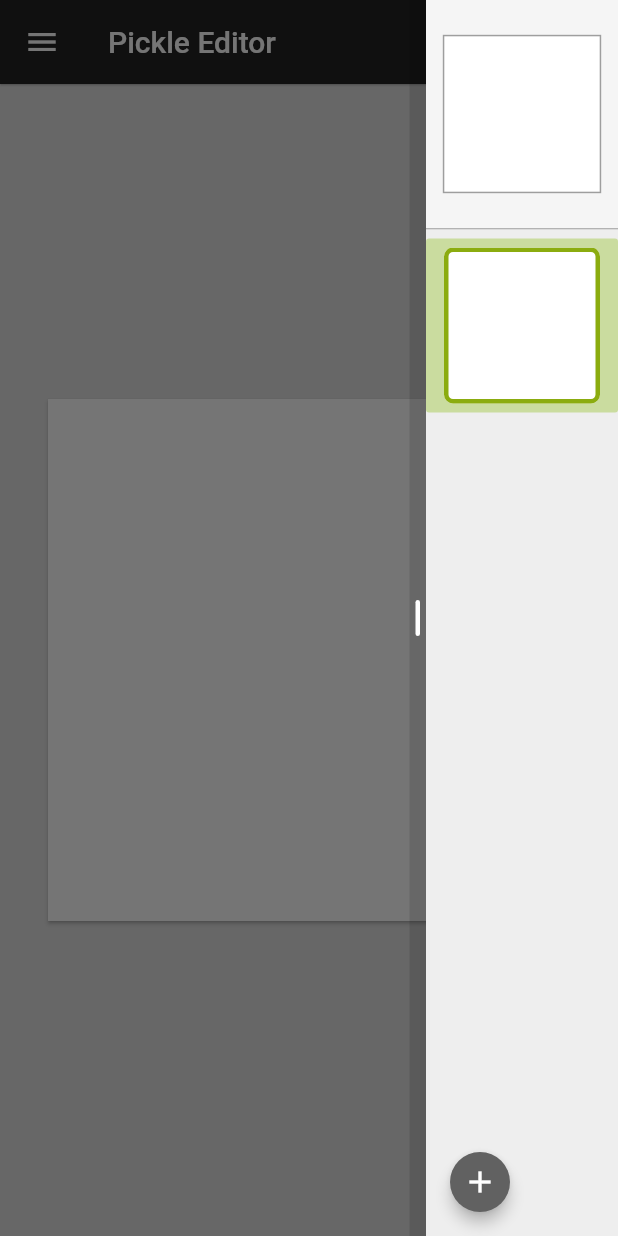
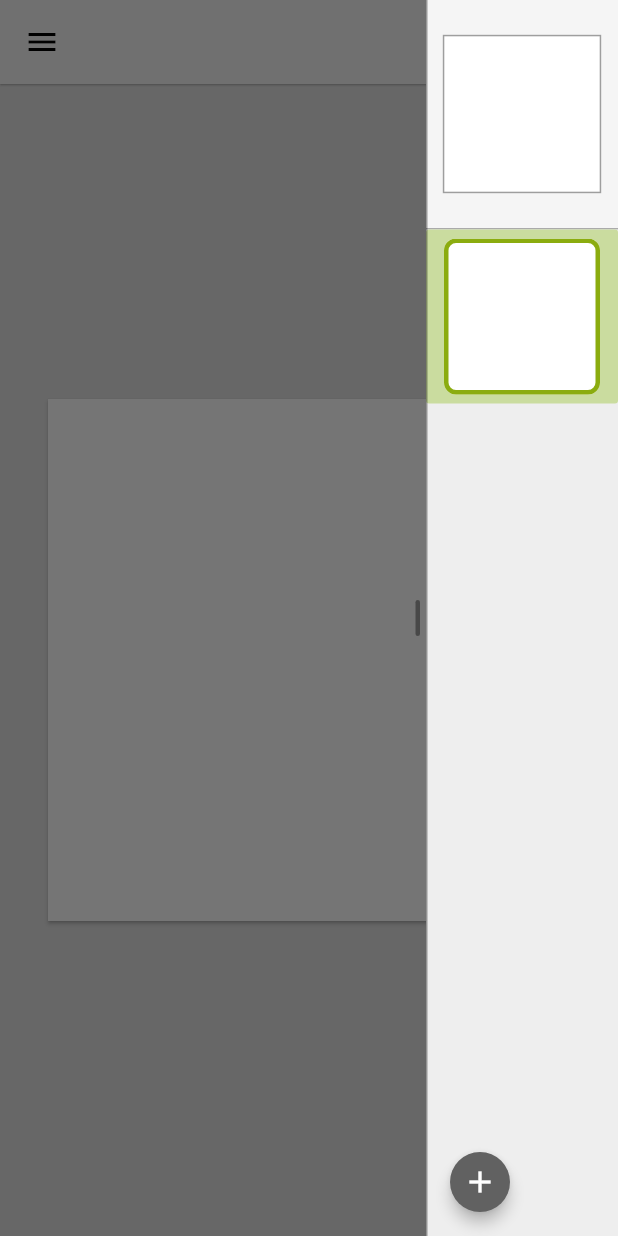
Before and after one commit to andreweskild/project-pickle, a Flutter app: the screen it shows after launch, after a tap on the "menu" icon, on a phone screen of 412 x 824 dp. Run offline on Flutter 3.47's test engine with Material 2 defaults, Android fonts, the phone set to English and light mode, and no system bars; our stand-ins replace flutter_redux, redux.

Commit message:
adjusted palette sizing, resize handle appearance, and add second color dropdown for Foreground/Background colors

```diff
--- a/lib/app.dart
+++ b/lib/app.dart
@@ -41,8 +41,8 @@ class MyApp extends StatelessWidget {
         theme: new ThemeData(
           accentColor: new Color(0xFF8bac0f),
           cardColor: Colors.grey.shade100,
-          dividerColor: Colors.grey.shade500,
-          primarySwatch: new MaterialColor(0xFF222222, const <int, Color> {50 : const Color(0xFFFFF8E1), 100 : const Color(0xFFFFECB3), 200 : const Color(0xFFFFE082), 300 : const Color(0xFFFFD54F), 400 : const Color(0xFFFFCA28), 500 : const Color(0xFFFFC107), 600 : const Color(0xFFFFB300), 700 : const Color(0xFFFFA000), 800 : const Color(0xFFFF8F00), 900 : const Color(0xFFFF6F00)}),
+          dividerColor: Colors.black38,
+          primarySwatch: new MaterialColor(Colors.grey.shade100.value, const <int, Color> {50 : const Color(0xFFFFF8E1), 100 : const Color(0xFFFFECB3), 200 : const Color(0xFFFFE082), 300 : const Color(0xFFFFD54F), 400 : const Color(0xFFFFCA28), 500 : const Color(0xFFFFC107), 600 : const Color(0xFFFFB300), 700 : const Color(0xFFFFA000), 800 : const Color(0xFFFF8F00), 900 : const Color(0xFFFF6F00)}),
           splashColor: new Color(0xFF9bbc0f),
           highlightColor: new Color(0xFFcadc9f),
           accentTextTheme: Theme.of(context).accentTextTheme.copyWith(
@@ -52,6 +52,11 @@ class MyApp extends StatelessWidget {
             minWidth: 12.0,
           ),
           scaffoldBackgroundColor: Colors.grey.shade300,
+          textTheme: Theme.of(context).textTheme.copyWith(
+            title: Theme.of(context).textTheme.title.copyWith(
+              fontSize: 16.0,
+            ),
+          )
         ),
 
         // GBA Theme 2
--- a/lib/state/actions.dart
+++ b/lib/state/actions.dart
@@ -17,8 +17,7 @@ class AddPixelAction {
 }
 
 class AddNewLayerAction {
-  AddNewLayerAction(this.name, this.index);
-  final String name;
+  AddNewLayerAction(this.index);
   final int index;
 }
 
@@ -62,7 +61,7 @@ class SetCurrentToolTypeAction {
 }
 
 class SetLeftDrawerSizeModeAction {
-  SetLeftDrawerSizeModeAction(DrawerSizeMode this.sizeMode);
+  SetLeftDrawerSizeModeAction(this.sizeMode);
   final DrawerSizeMode sizeMode;
 }
 
@@ -72,7 +71,7 @@ class SetSelectionPathAction {
 }
 
 class SetRightDrawerSizeModeAction {
-  SetRightDrawerSizeModeAction(DrawerSizeMode this.sizeMode);
+  SetRightDrawerSizeModeAction(this.sizeMode);
   final DrawerSizeMode sizeMode;
 }
 
--- a/lib/state/app_state.dart
+++ b/lib/state/app_state.dart
@@ -11,6 +11,7 @@ class AppState {
     this.currentToolType = ToolType.pencil,
     @required this.currentColor,
     this.currentLayerIndex = 0,
+    this.layerNamingCounter = 1,
     @required this.layers,
     this.leftDrawerSizeMode = DrawerSizeMode.Medium,
     @required this.palette,
@@ -24,6 +25,7 @@ class AppState {
     HSLColor currentColor,
     int currentLayerIndex,
     ToolType currentToolType,
+    int layerNamingCounter,
     List<PixelCanvasLayer> layers,
     DrawerSizeMode leftDrawerSizeMode,
     List<HSLColor> palette,
@@ -36,6 +38,7 @@ class AppState {
       currentColor: currentColor ?? this.currentColor,
       currentLayerIndex: currentLayerIndex ?? this.currentLayerIndex,
       currentToolType: currentToolType ?? this.currentToolType,
+      layerNamingCounter: layerNamingCounter ?? this.layerNamingCounter,
       layers: layers ?? this.layers,
       leftDrawerSizeMode: leftDrawerSizeMode ?? this.leftDrawerSizeMode,
       palette: palette ?? this.palette,
@@ -45,6 +48,7 @@ class AppState {
     );
   }
 
+  int layerNamingCounter;
   double canvasScale;
   HSLColor currentColor;
   PixelCanvasLayer get currentLayer => layers[currentLayerIndex];
--- a/lib/state/reducer.dart
+++ b/lib/state/reducer.dart
@@ -17,14 +17,16 @@ AppState stateReducer(AppState state, dynamic action) {
     );
   }
   else if (action is AddNewLayerAction) {
+    int nameCount = state.layerNamingCounter + 1;
     state.layers.insert(
         action.index,
         new PixelCanvasLayer(
-          name: action.name,
+          name: 'Layer $nameCount',
           height: 32,
           width: 32,
         )
     );
+    state.layerNamingCounter = nameCount;
     state.currentLayerIndex = action.index;
     return state;
   }
@@ -96,7 +98,7 @@ AppState stateReducer(AppState state, dynamic action) {
   else if (action is RemoveLayerAction) {
     state.layers.removeAt(action.index);
     if(action.index <= state.currentLayerIndex &&
-        action.index != 0) {
+        state.currentLayerIndex != 0) {
       state.currentLayerIndex = state.currentLayerIndex - 1;
     }
     return state;
--- a/lib/widgets/color_selector/color_card.dart
+++ b/lib/widgets/color_selector/color_card.dart
@@ -56,12 +56,26 @@ class ColorCard extends StatelessWidget {
           );
         },
         builder: (context, model) {
-          return SizedBox(
-            width: 190.0,
-            child: ColorMenuButton(
-              color: HSLColor.from(model.color),
-              onColorChanged: model.setColorCallback,
-            ),
+          return Column(
+            children: <Widget>[
+              SizedBox(
+                width: 190.0,
+                child: ColorMenuButton(
+                  color: HSLColor.from(model.color),
+                  onColorChanged: model.setColorCallback,
+                ),
+              ),
+              Padding(
+                padding: const EdgeInsets.only(top: 12.0),
+                child: SizedBox(
+                  width: 190.0,
+                  child: ColorMenuButton(
+                    color: HSLColor.from(model.color),
+                    onColorChanged: model.setColorCallback,
+                  ),
+                ),
+              ),
+            ],
           );
         }
       ),
--- a/lib/widgets/color_selector/color_menu_button.dart
+++ b/lib/widgets/color_selector/color_menu_button.dart
@@ -537,7 +537,7 @@ class ColorMenuButton extends StatelessWidget {
       ),
       padding: EdgeInsets.all(0.0),
       shape: RoundedRectangleBorder(
-        borderRadius: BorderRadius.circular(6.0),
+        borderRadius: BorderRadius.circular(8.0),
         side: BorderSide(
           color: Colors.black38,
         ),
--- a/lib/widgets/layers/layer_list_item.dart
+++ b/lib/widgets/layers/layer_list_item.dart
@@ -80,7 +80,7 @@ class _LayerListItemState extends State<LayerListItem> {
                     elevation: 0.0,
                     color: Colors.white,
                     shape: RoundedRectangleBorder(
-                      borderRadius: BorderRadius.circular(6.0),
+                      borderRadius: BorderRadius.circular(8.0),
                       side: BorderSide(
                         color: widget.selected ? Theme.of(context).accentColor : Colors.black38,
                         width: widget.selected ? 3.0 : 1.0,
--- a/lib/widgets/layers/layers_card.dart
+++ b/lib/widgets/layers/layers_card.dart
@@ -62,7 +62,7 @@ class LayersCard extends StatelessWidget {
       converter: (store) => LayerListModel(
         layers: store.state.layers,
         currentLayerIndex: store.state.currentLayerIndex,
-        addLayerCallback: (index) => store.dispatch(AddNewLayerAction('Layer ${store.state.layers.length + 1}', index)),
+        addLayerCallback: (index) => store.dispatch(AddNewLayerAction(index)),
         setLayerCallback: (index) => store.dispatch(SetCurrentLayerIndexAction(index)),
         removeLayerCallback: (index) => store.dispatch(RemoveLayerAction(index)),
       ),
@@ -76,7 +76,6 @@ class LayersCard extends StatelessWidget {
                   ),
                   Expanded(
                     child: ListView(
-                      padding: EdgeInsets.only(top: 6.0, bottom: 6.0),
                       children: List<Widget>.generate(
                         model.layers.length,
                         (index) {
--- a/lib/widgets/layout/responsive_drawer.dart
+++ b/lib/widgets/layout/responsive_drawer.dart
@@ -118,6 +118,16 @@ class _ResponsiveDrawerState extends State<ResponsiveDrawer> {
             child: Material(
               elevation: 0.0,
               color: Theme.of(context).cardColor,
+              shape: Border(
+                right: (widget.alignment == DrawerAlignment.start) ?
+                BorderSide(
+                  color: Colors.black38
+                ) : BorderSide.none,
+                left: (widget.alignment == DrawerAlignment.end) ?
+                BorderSide(
+                    color: Colors.black38
+                ) : BorderSide.none,
+              ),
               child: widget.child,
             ),
           ),
@@ -213,7 +223,7 @@ class _ResponsiveDrawerState extends State<ResponsiveDrawer> {
                 child: AnimatedContainer(
                   curve: Curves.ease,
                   duration: Duration(milliseconds: 150),
-                  color: _drawerDragging ? Colors.black : Colors.black12,
+                  color: _drawerDragging ? Colors.black : Colors.transparent,
                   child: AnimatedPadding(
                     curve: Curves.ease,
                     duration: Duration(milliseconds: 50),
@@ -225,7 +235,7 @@ class _ResponsiveDrawerState extends State<ResponsiveDrawer> {
                           height: (_drawerDragging) ? 10.0 : 24.0,
                           width: (_drawerDragging) ? 10.0 : 3.0,
                           decoration: BoxDecoration(
-                            color: Colors.white,
+                            color: _drawerDragging ? Colors.white : Colors.black38,
                             borderRadius: BorderRadius.circular(12.0),
                           ),
                         )
--- a/lib/widgets/layout/responsive_scaffold.dart
+++ b/lib/widgets/layout/responsive_scaffold.dart
@@ -34,7 +34,6 @@ class _ResponsiveScaffoldState extends State<ResponsiveScaffold> {
           return new Scaffold(
             appBar: new AppBar(
               elevation: 0.5,
-              title: new Text(widget.name),
               primary: true,
             ),
             body: widget.body,
@@ -47,8 +46,47 @@ class _ResponsiveScaffoldState extends State<ResponsiveScaffold> {
           return new Scaffold(
             appBar: new AppBar(
               elevation: 1.0,
-              title: new Text(widget.name),
               primary: true,
+              title: Row(
+                children: <Widget>[
+                  FlatButton(
+                    child: Text(
+                      'Project',
+                      style: Theme.of(context).textTheme.title,
+                    ),
+                    padding: const EdgeInsets.all(8.0),
+                    shape: RoundedRectangleBorder(
+                      borderRadius: BorderRadius.circular(6.0),
+                    ),
+                    onPressed: (){},
+                  ),
+                  Text(
+                    '>',
+                    style: Theme.of(context).textTheme.title,
+                  ),
+                  FlatButton(
+                    child: Text(
+                      'Current Canvas',
+                      style: Theme.of(context).textTheme.title,
+                    ),
+                    padding: const EdgeInsets.all(8.0),
+                    shape: RoundedRectangleBorder(
+                      borderRadius: BorderRadius.circular(6.0),
+                    ),
+                    onPressed: (){},
+                  )
+                ],
+              ),
+              actions: <Widget>[
+                IconButton(
+                  icon: Icon(Icons.launch),
+                  onPressed: (){},
+                ),
+                IconButton(
+                  icon: Icon(Icons.settings),
+                  onPressed: (){},
+                ),
+              ],
             ),
             body: new Stack(
               children: <Widget>[
--- a/lib/widgets/palette_selector/palette_selector_card.dart
+++ b/lib/widgets/palette_selector/palette_selector_card.dart
@@ -80,14 +80,14 @@ class PaletteSelectorCard extends StatelessWidget {
                       primary: false,
                       crossAxisSpacing: 12.0,
                       maxCrossAxisExtent: 64.0,
-                      childAspectRatio: 1.0,
+                      childAspectRatio: 1.61,
                       shrinkWrap: false,
                       children: paletteModel.palette.map(
                         (hslColor) => new RaisedButton(
                           elevation: 2.0,
                           color: hslColor.toColor(),
                           shape: RoundedRectangleBorder(
-                            borderRadius: BorderRadius.all(Radius.circular(6.0)),
+                            borderRadius: BorderRadius.all(Radius.circular(8.0)),
                             side: BorderSide(color: Colors.black38),
                           ),
                           onPressed: () {
```
